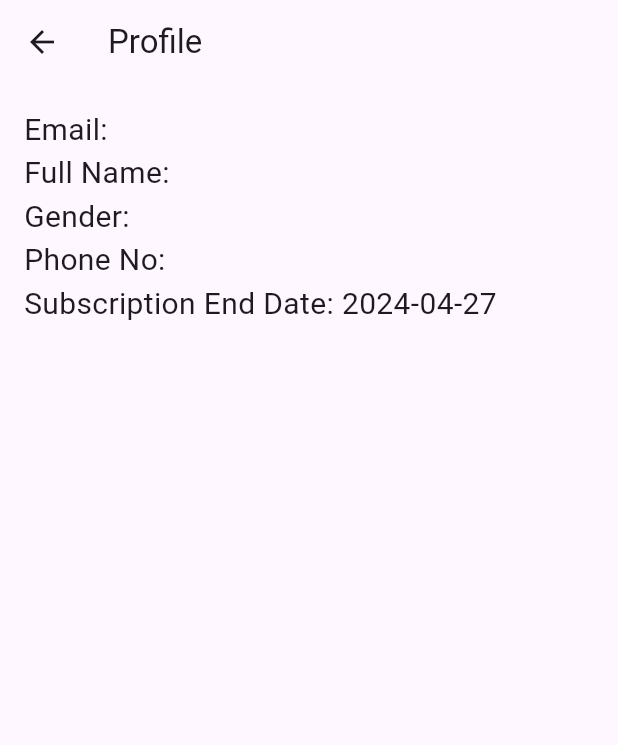
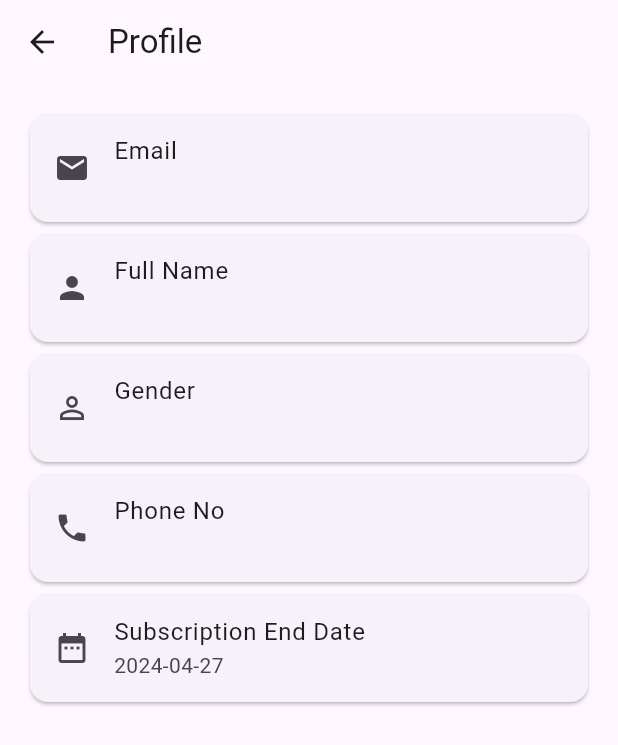
Before and after one commit to GaafarDev/Event-Invitation-App-Invit-, a Flutter app: the ProfileScreen screen opened directly, on a phone screen of 412 x 824 dp. Shown: the top 745 px of the screen. Run offline on Flutter 3.47's test engine with Material 3 defaults, Android fonts, the phone set to English and light mode, and no system bars; our stand-ins replace cloud_firestore, firebase_auth, firebase_core; accounts and stored records are empty.

Commit message:
ProfilePageDone

```diff
--- a/lib/features/profile/profile_screen.dart
+++ b/lib/features/profile/profile_screen.dart
@@ -18,7 +18,6 @@ class _ProfileScreenState extends State<ProfileScreen> {
     _future =
         FirebaseFirestore.instance.collection('users').doc(user?.uid).get();
   }
-
 @override
 Widget build(BuildContext context) {
   return Scaffold(
@@ -40,18 +39,43 @@ class _ProfileScreenState extends State<ProfileScreen> {
               DateFormat('yyyy-MM-dd').format(subDateEnd.toDate());
           return Padding(
             padding: const EdgeInsets.all(16.0),
-              child: Column(
-                crossAxisAlignment: CrossAxisAlignment.start,
+            child: ListView(
               children: <Widget>[
-                  Text('Email: ${user?.email}', style: TextStyle(fontSize: 20)),
-                  Text('Full Name: ${data['fullName']}',
-                      style: TextStyle(fontSize: 20)),
-                  Text('Gender: ${data['gender']}',
-                      style: TextStyle(fontSize: 20)),
-                  Text('Phone No: ${data['phoneNo']}',
-                      style: TextStyle(fontSize: 20)),
-                  Text('Subscription End Date: $formattedDate',
-                      style: TextStyle(fontSize: 20)),
+                Card(
+                  child: ListTile(
+                    leading: Icon(Icons.email),
+                    title: Text('Email'),
+                    subtitle: Text('${user?.email}'),
+                  ),
+                ),
+                Card(
+                  child: ListTile(
+                    leading: Icon(Icons.person),
+                    title: Text('Full Name'),
+                    subtitle: Text('${data['fullName']}'),
+                  ),
+                ),
+                Card(
+                  child: ListTile(
+                    leading: Icon(Icons.person_outline),
+                    title: Text('Gender'),
+                    subtitle: Text('${data['gender']}'),
+                  ),
+                ),
+                Card(
+                  child: ListTile(
+                    leading: Icon(Icons.phone),
+                    title: Text('Phone No'),
+                    subtitle: Text('${data['phoneNo']}'),
+                  ),
+                ),
+                Card(
+                  child: ListTile(
+                    leading: Icon(Icons.date_range),
+                    title: Text('Subscription End Date'),
+                    subtitle: Text('$formattedDate'),
+                  ),
+                ),
               ],
             ),
           );
@@ -59,5 +83,4 @@ class _ProfileScreenState extends State<ProfileScreen> {
       },
     ),
   );
-  }
-}
+}}
```
Lines whose indentation alone changed are shown as unchanged.
